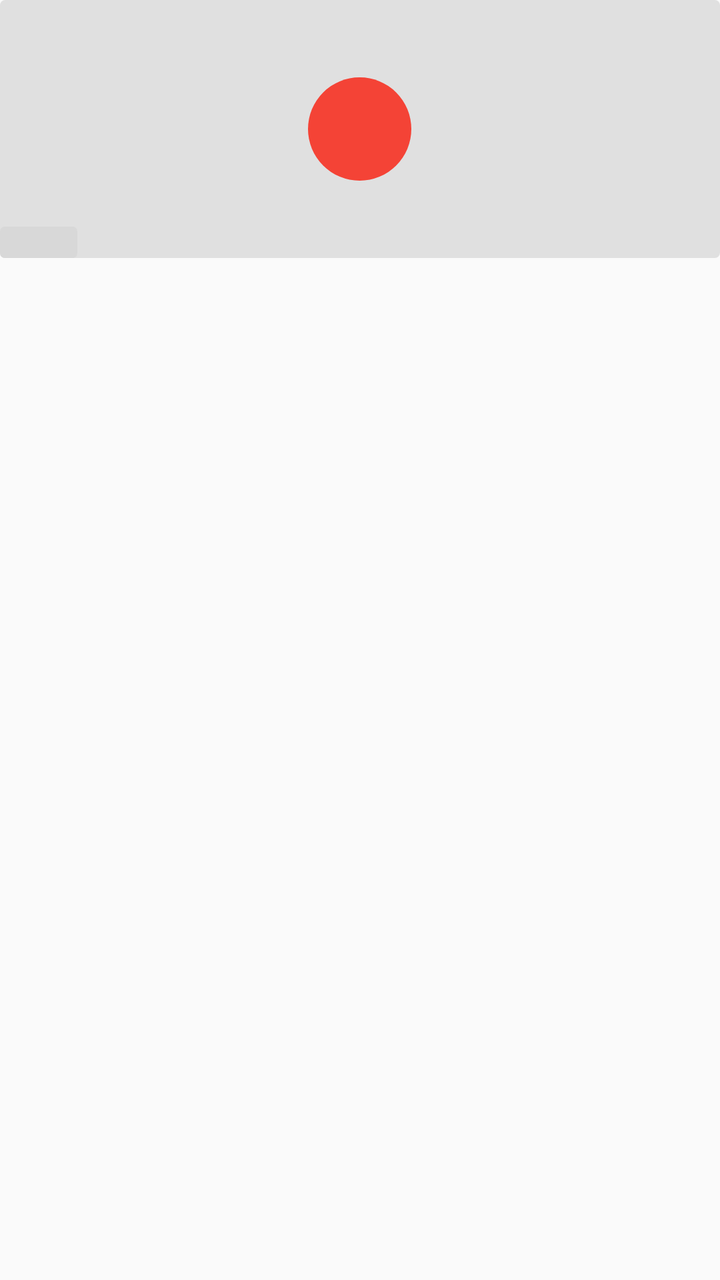
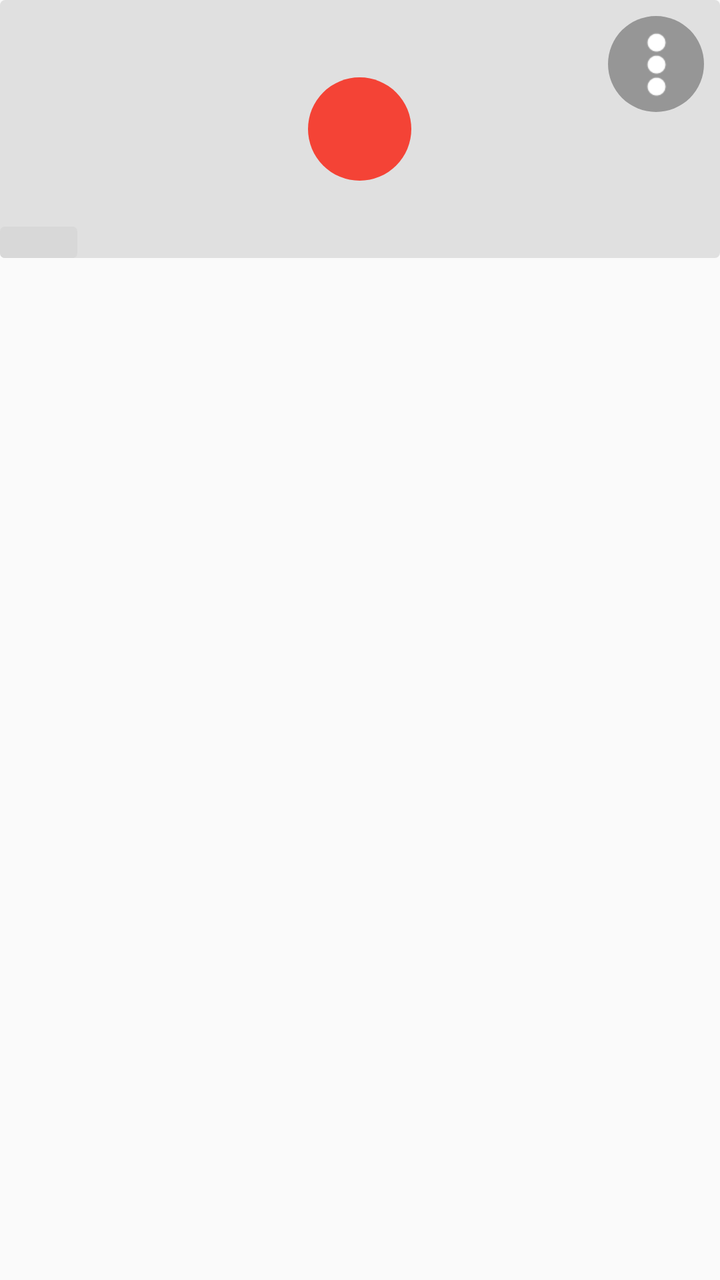

Compare the two renders of this Android layout. The source of the first and the diff that turns it into the second are given below.
<!-- AndroidManifest.xml: application theme AppTheme -->
<!-- res/layout/item_book_grid.xml -->
<?xml version="1.0" encoding="utf-8"?>
<LinearLayout xmlns:android="http://schemas.android.com/apk/res/android"
    android:layout_width="242px"
    android:layout_height="wrap_content"
    android:orientation="vertical">

    <FrameLayout
        android:id="@+id/cover_frame"
        android:layout_width="match_parent"
        android:layout_height="387px"
        android:background="@drawable/bg_cover_frame">

        
        <ImageView
            android:id="@+id/book_grid_cover"
            android:layout_width="match_parent"
            android:layout_height="match_parent"
            android:scaleType="centerCrop"
            android:contentDescription="Cover" />

        
        <TextView
            android:id="@+id/book_grid_initial"
            android:layout_width="155px"
            android:layout_height="155px"
            android:layout_gravity="center"
            android:background="@drawable/bg_circle_red"
            android:gravity="center"
            android:textColor="@color/white"
            android:textSize="68px"
            android:textStyle="bold" />

        
        <TextView
            android:id="@+id/book_grid_format"
            android:layout_width="116px"
            android:layout_height="wrap_content"
            android:layout_gravity="bottom|start"
            android:background="@drawable/bg_format_badge"
            android:gravity="center"
            android:paddingTop="5px"
            android:paddingBottom="5px"
            android:textColor="#303030"
            android:textSize="27px"
            android:textStyle="bold"
            android:maxLines="1" />
    </FrameLayout>

    <TextView
        android:id="@+id/book_grid_title"
        android:layout_width="match_parent"
        android:layout_height="wrap_content"
        android:layout_marginTop="10px"
        android:textColor="#202020"
        android:textSize="29px"
        android:minLines="2"
        android:maxLines="2"
        android:ellipsize="end" />
</LinearLayout>
<!-- resources referenced by this layout -->
<resources>
  <color name="white">#FFFFFF</color>
  <!-- drawable bg_circle_red (drawable) -->
  <?xml version="1.0" encoding="utf-8"?>
  <shape xmlns:android="http://schemas.android.com/apk/res/android"
      android:shape="oval">
      <solid android:color="@color/red" />
  </shape>
  <!-- drawable bg_cover_frame (drawable) -->
  <?xml version="1.0" encoding="utf-8"?>
  <shape xmlns:android="http://schemas.android.com/apk/res/android"
      android:shape="rectangle">
      <solid android:color="@color/cover_bg" />
      <corners android:radius="8px" />
  </shape>
  <!-- drawable bg_format_badge (drawable) -->
  <?xml version="1.0" encoding="utf-8"?>
  <shape xmlns:android="http://schemas.android.com/apk/res/android"
      android:shape="rectangle">
      <solid android:color="#D8D8D8" />
      <corners android:radius="7px" />
  </shape>
  <style name="AppTheme" parent="android:Theme.Holo.Light">
          <item name="android:windowBackground">@color/windowBackground</item>
      </style>
  <color name="red">#F44336</color>
  <color name="cover_bg">#E0E0E0</color>
  <color name="windowBackground">#FAFAFA</color>
</resources>

<!-- the commit's change to res/layout/item_book_grid.xml (unified diff, before → after) -->
@@ -44,6 +44,25 @@
             android:textSize="27px"
             android:textStyle="bold"
             android:maxLines="1" />
+
+        
+        <FrameLayout
+            android:layout_width="48dp"
+            android:layout_height="48dp"
+            android:layout_gravity="top|end"
+            android:layout_marginEnd="8dp"
+            android:layout_marginTop="8dp"
+            android:background="@drawable/bg_kebab_circle">
+
+            <ImageButton
+                android:id="@+id/book_more"
+                android:layout_width="match_parent"
+                android:layout_height="match_parent"
+                android:background="?android:attr/selectableItemBackground"
+                android:scaleType="centerInside"
+                android:src="@drawable/ic_kebab"
+                android:contentDescription="@string/more_options" />
+        </FrameLayout>
     </FrameLayout>
 
     <TextView
<!-- resource entries referenced after the edit -->
@@ -21,6 +21,14 @@
       <solid android:color="#D8D8D8" />
       <corners android:radius="7px" />
   </shape>
+  <!-- drawable bg_kebab_circle (drawable) -->
+  <?xml version="1.0" encoding="utf-8"?>
+  <shape xmlns:android="http://schemas.android.com/apk/res/android"
+      android:shape="oval">
+      <solid android:color="#55000000" />
+  </shape>
+  <!-- drawable ic_kebab: png bitmap (drawable, 563 bytes) -->
+  <string name="more_options">More options</string>
   <style name="AppTheme" parent="android:Theme.Holo.Light">
           <item name="android:windowBackground">@color/windowBackground</item>
       </style>
